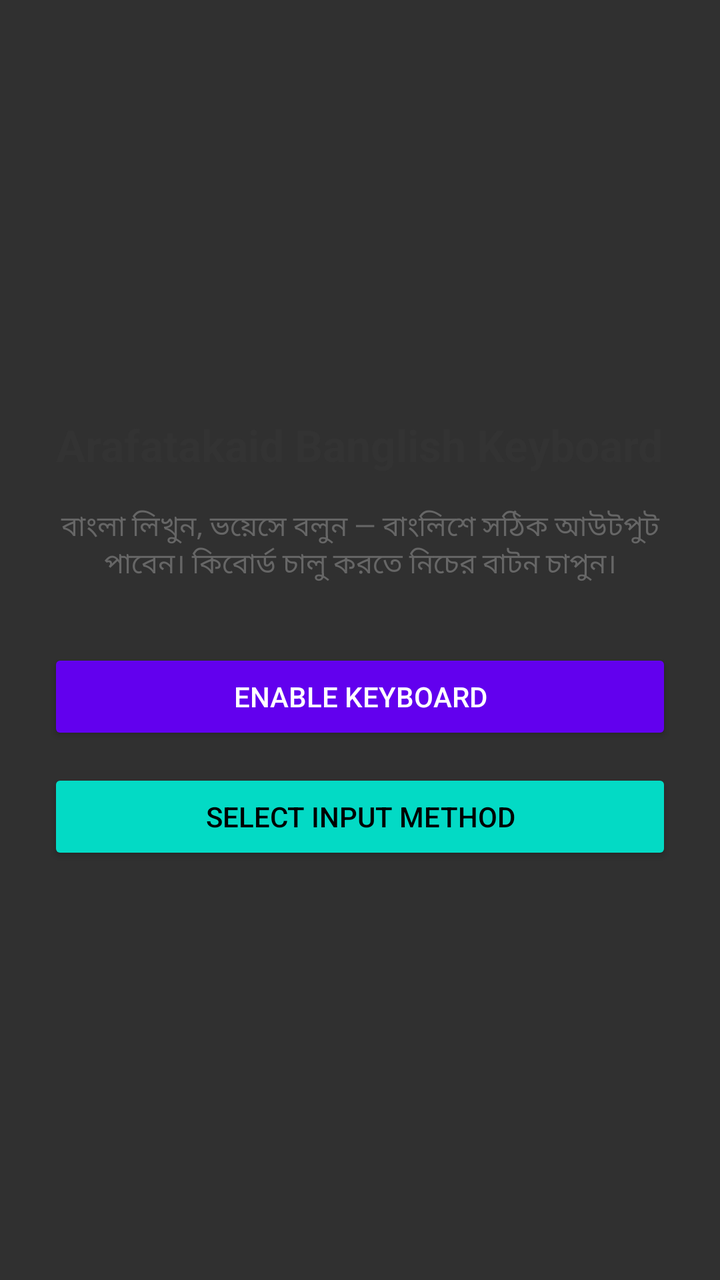
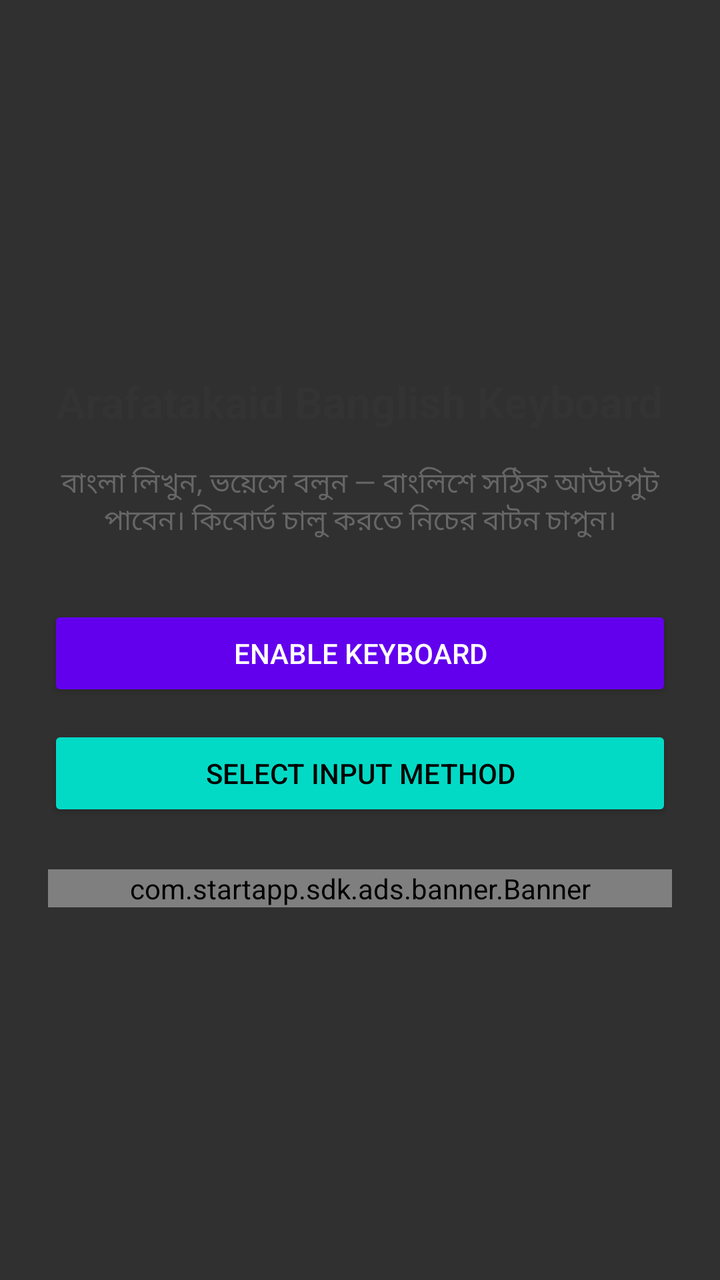

Compare the two renders of this Android layout. The source of the first and the diff that turns it into the second are given below.
<!-- AndroidManifest.xml: application theme Theme.AppCompat -->
<!-- res/layout/activity_main.xml -->
<?xml version="1.0" encoding="utf-8"?>
<LinearLayout
    xmlns:android="http://schemas.android.com/apk/res/android"
    android:layout_width="match_parent"
    android:layout_height="match_parent"
    android:orientation="vertical"
    android:padding="24dp"
    android:gravity="center">

    <TextView
        android:layout_width="wrap_content"
        android:layout_height="wrap_content"
        android:text="Arafatakaid Banglish Keyboard"
        android:textSize="22sp"
        android:textStyle="bold"
        android:textColor="#333333"
        android:layout_marginBottom="16dp"/>

    <TextView
        android:layout_width="wrap_content"
        android:layout_height="wrap_content"
        android:text="বাংলা লিখুন, ভয়েসে বলুন — বাংলিশে সঠিক আউটপুট পাবেন। কিবোর্ড চালু করতে নিচের বাটন চাপুন।"
        android:textSize="14sp"
        android:gravity="center"
        android:textColor="#666666"
        android:layout_marginBottom="32dp"/>

    <Button
        android:id="@+id/btn_enable_keyboard"
        android:layout_width="match_parent"
        android:layout_height="wrap_content"
        android:text="Enable Keyboard"
        android:backgroundTint="#6200EE"
        android:textColor="#FFFFFF"
        android:padding="12dp"
        android:layout_marginBottom="12dp"/>

    <Button
        android:id="@+id/btn_select_keyboard"
        android:layout_width="match_parent"
        android:layout_height="wrap_content"
        android:text="Select Input Method"
        android:backgroundTint="#03DAC5"
        android:textColor="#000000"
        android:padding="12dp"/>

</LinearLayout>
<!-- resources referenced by this layout -->
<resources>

</resources>

<!-- the commit's change to res/layout/activity_main.xml (unified diff, before → after) -->
@@ -44,4 +44,11 @@
         android:textColor="#000000"
         android:padding="12dp"/>
 
+    
+    <com.startapp.sdk.ads.banner.Banner
+        android:id="@+id/startio_banner"
+        android:layout_width="match_parent"
+        android:layout_height="wrap_content"
+        android:layout_marginTop="24dp" />
+
 </LinearLayout>
